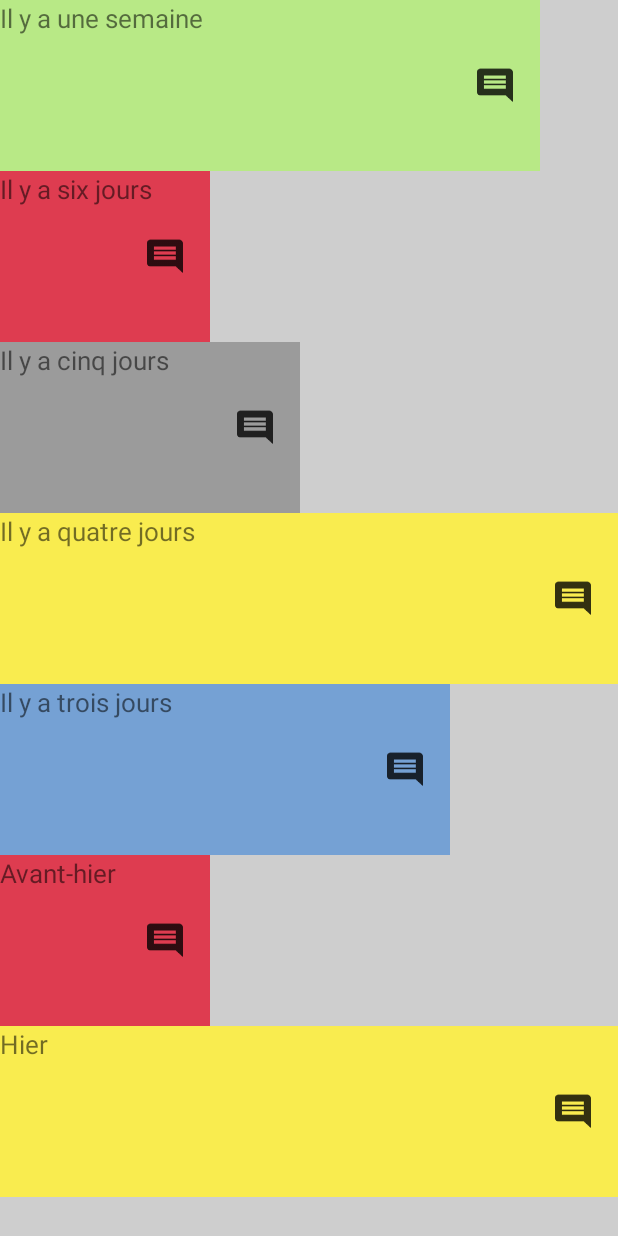
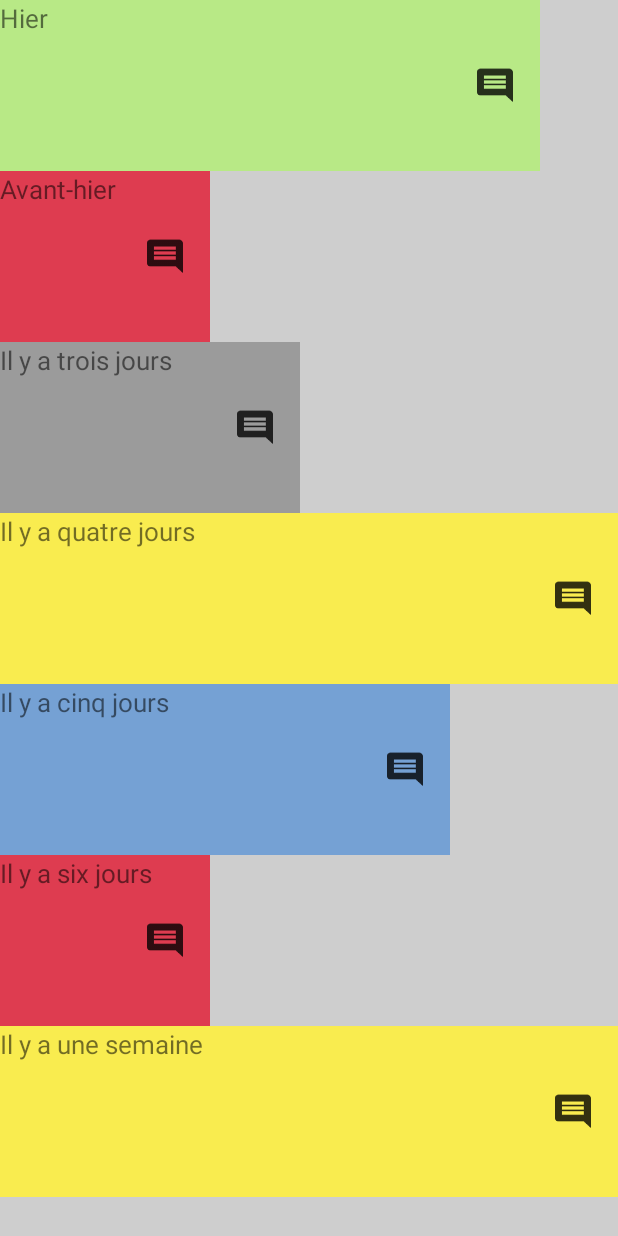
Before and after one commit to MiguelFerreiraMendes/MoodTacker, an Android app: the View_history_recycler_view screen opened directly, with no data from a screen before it, on a phone screen of 412 x 824 dp. Run offline under Robolectric (Android 15) with nearby library versions, the phone set to English and light mode, and no system bars.

Commit message:
Modified The MoodHistoryAdapter and View_history_recycler_view for working with arrays and not table. The Json is now in an array format and is now correctly displayed.

```diff
--- a/app/src/main/java/com/miguel/moodtracker/controller/MoodHistoryAdapter.java
+++ b/app/src/main/java/com/miguel/moodtracker/controller/MoodHistoryAdapter.java
@@ -15,17 +15,19 @@ import android.widget.Toast;
 import com.miguel.moodtracker.R;
 import com.miguel.moodtracker.model.Mood_history;
 
+import java.util.List;
+
 class MoodHistoryAdapter extends RecyclerView.Adapter<MyViewHolder> {
 
-    private Mood_history[] mmoodlist;
+    private List<Mood_history> mmoodlist;
     private Context mContext;
     private SharedPreferences mSharedPreferences;
     private int mwidth;
     private int mheight;
-    private int index = 6;
+    private int index = 0;
 
 
-    MoodHistoryAdapter(Mood_history[] moodlist, Context context){
+    MoodHistoryAdapter(List<Mood_history> moodlist, Context context){
         mmoodlist = moodlist;
         mContext = context;
         mSharedPreferences = mContext.getSharedPreferences("display size", Context.MODE_PRIVATE);
@@ -42,12 +44,14 @@ class MoodHistoryAdapter extends RecyclerView.Adapter<MyViewHolder> {
 
     @Override
     public void onBindViewHolder(MyViewHolder myViewHolder, int position) {
-        myViewHolder.displayColor(mmoodlist , position , mContext);
-        myViewHolder.displaymoodWidth(mmoodlist, mwidth, position, mContext);
+
+        myViewHolder.displayColor(mmoodlist.get(position), mContext);
+        myViewHolder.displaymoodWidth(mmoodlist.get(position), mwidth, mContext);
         myViewHolder.displaymoodHeight(mheight /7);
         myViewHolder.displayText(index);
-        myViewHolder.displayCommentButton(mmoodlist[position], mContext);
-        index--;
+        myViewHolder.displayCommentButton(mmoodlist.get(position), mContext);
+        index++;
+
 
 
     }
@@ -55,7 +59,7 @@ class MoodHistoryAdapter extends RecyclerView.Adapter<MyViewHolder> {
 
     @Override
      public int getItemCount() {
-         return mmoodlist.length;
+         return mmoodlist.size();
      }
 }
 
@@ -77,10 +81,9 @@ class MyViewHolder extends RecyclerView.ViewHolder {
     }
 
 
-    void displayColor(Mood_history[] mood_history, int position , Context mContext){
-        mBackgroundColor.setBackgroundColor(mContext.getResources().getColor(mood_history[position].getmbackgroundColor()));
+    void displayColor(Mood_history mood_history, Context context){
+        mBackgroundColor.setBackgroundColor(context.getResources().getColor(mood_history.getmbackgroundColor()));
 
-        Log.i("color", "color displayed"+ mood_history[position].getmbackgroundColor());
     }
 
     void displayCommentButton(Mood_history mood_history, final Context context){
@@ -99,8 +102,8 @@ class MyViewHolder extends RecyclerView.ViewHolder {
 
     }
 
-    void displaymoodWidth(Mood_history[] mood_history, int width, int position, Context mContext){
-        int color = mContext.getResources().getColor(mood_history[position].getmbackgroundColor());
+    void displaymoodWidth(Mood_history mood_history, int width, Context context){
+        int color = (context.getResources().getColor(mood_history.getmbackgroundColor()));
         Log.i("color", "couleur dans la fonction" + color);
         switch (color)
         {
--- a/app/src/main/java/com/miguel/moodtracker/controller/View_history_recycler_view.java
+++ b/app/src/main/java/com/miguel/moodtracker/controller/View_history_recycler_view.java
@@ -15,12 +15,14 @@ import com.google.gson.Gson;
 import com.google.gson.JsonArray;
 import com.google.gson.JsonElement;
 import com.google.gson.JsonObject;
+import com.google.gson.reflect.TypeToken;
 import com.miguel.moodtracker.R;
 import com.miguel.moodtracker.model.Mood_history;
 
 import org.json.JSONArray;
 import org.json.JSONObject;
 
+import java.lang.reflect.Type;
 import java.util.ArrayList;
 import java.util.Arrays;
 import java.util.List;
@@ -34,7 +36,7 @@ public class View_history_recycler_view extends AppCompatActivity {
         setContentView(R.layout.activity_view_history_recycler_view);
 
         RecyclerView mRecyclerView;
-        List<Mood_history> mmood_list;
+       // List<Mood_history> mmood_list;
         MoodHistoryAdapter monadapteur;
         SharedPreferences mPrefs = getSharedPreferences("mood_of_the_day", MODE_PRIVATE);
         SharedPreferences mSharedPreferencesDisplay = this.getSharedPreferences("display size", MODE_PRIVATE);
@@ -44,18 +46,10 @@ public class View_history_recycler_view extends AppCompatActivity {
 
         String json = mPrefs.getString("json", "");
         Log.i("json", "Json quand on le récup dans l'activité de l'historique"+ json);
-        Mood_history[] moodTable = gson.fromJson(json, Mood_history[].class);
-        Log.i("json", "Json quand on le remet au format de tableau" + Arrays.toString(moodTable));
-        Mood_history mood1 = moodTable[0];
-        Mood_history mood2 = moodTable[1];
-        Mood_history mood3 = moodTable[2];
-        Mood_history mood4 = moodTable[3];
-        Mood_history mood5 = moodTable[4];
-        Mood_history mood6 = moodTable[5];
-        Mood_history mood7 = moodTable[6];
-
-
-        Log.i("json", "premier élément quand on le récup" + mood1);
+        Type mood_HistoryType = new TypeToken<ArrayList<Mood_history>>(){}.getType();
+        //On crée le Type pour pouvoir l'utiliser dans le json et récupérer notre arraylist de Mood_History.
+        ArrayList<Mood_history> moodList = gson.fromJson(json, mood_HistoryType);
+        Log.i("json", "moodList après récup   " + moodList);
 
 
 
@@ -87,17 +81,17 @@ public class View_history_recycler_view extends AppCompatActivity {
                 .apply();
 
 
-        mmood_list = new ArrayList<>();
-        mmood_list.add(new Mood_history("J'ai vu un oiseau",getResources().getColor(R.color.background_happy)));
-        mmood_list.add(new Mood_history("J'ai manger du caca",getResources().getColor(R.color.background_sad)));
-        mmood_list.add(new Mood_history("Super Happy",getResources().getColor(R.color.background_superHappy)));
-        mmood_list.add(new Mood_history("J'ai mal au ventre",getResources().getColor(R.color.background_ehhh)));
-        mmood_list.add(new Mood_history("",getResources().getColor(R.color.background_ok)));
-        mmood_list.add(new Mood_history("J'ai trop d'erreurs dans mon code",getResources().getColor(R.color.background_sad)));
-        mmood_list.add(new Mood_history("J'ai manger un kebab",getResources().getColor(R.color.background_superHappy)));
+     //   mmood_list = new ArrayList<>();
+     //   mmood_list.add(new Mood_history("J'ai vu un oiseau",getResources().getColor(R.color.background_happy)));
+     //   mmood_list.add(new Mood_history("J'ai manger du caca",getResources().getColor(R.color.background_sad)));
+     //   mmood_list.add(new Mood_history("Super Happy",getResources().getColor(R.color.background_superHappy)));
+     //   mmood_list.add(new Mood_history("J'ai mal au ventre",getResources().getColor(R.color.background_ehhh)));
+     //   mmood_list.add(new Mood_history("",getResources().getColor(R.color.background_ok)));
+     //   mmood_list.add(new Mood_history("J'ai trop d'erreurs dans mon code",getResources().getColor(R.color.background_sad)));
+     //   mmood_list.add(new Mood_history("J'ai manger un kebab",getResources().getColor(R.color.background_superHappy)));
 
 
-        monadapteur = new MoodHistoryAdapter(moodTable, this);
+        monadapteur = new MoodHistoryAdapter(moodList, this);
 
         mRecyclerView.setLayoutManager(new LinearLayoutManager(getApplicationContext(), LinearLayoutManager.VERTICAL, false));
         mRecyclerView.setAdapter(monadapteur);
```
